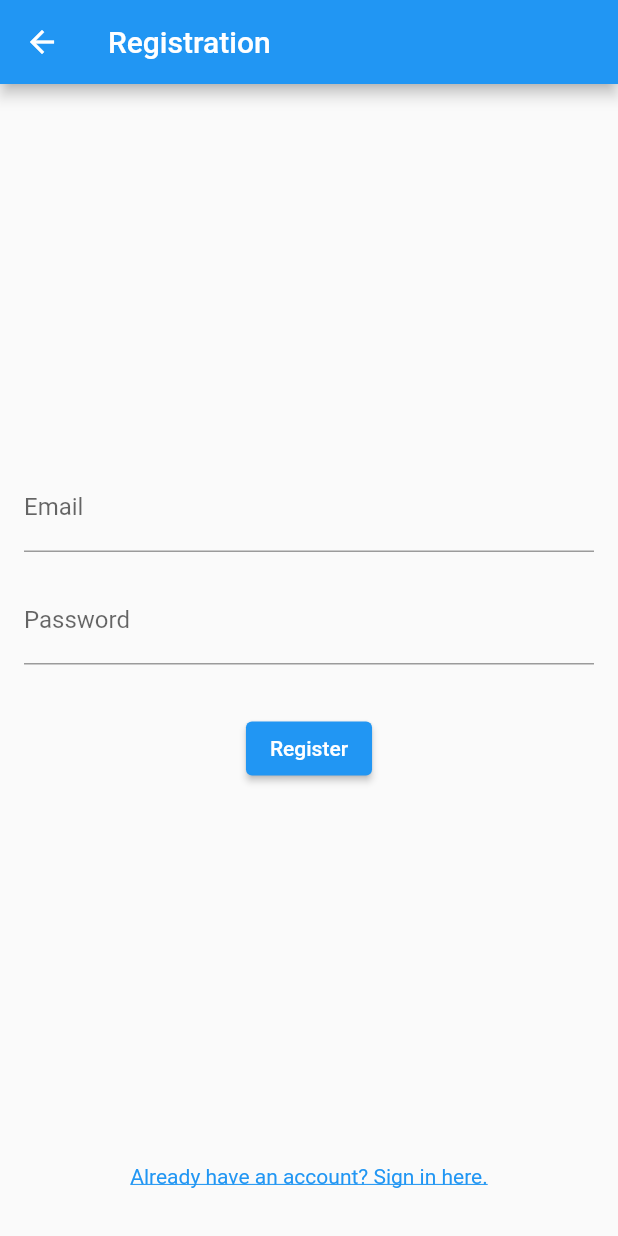
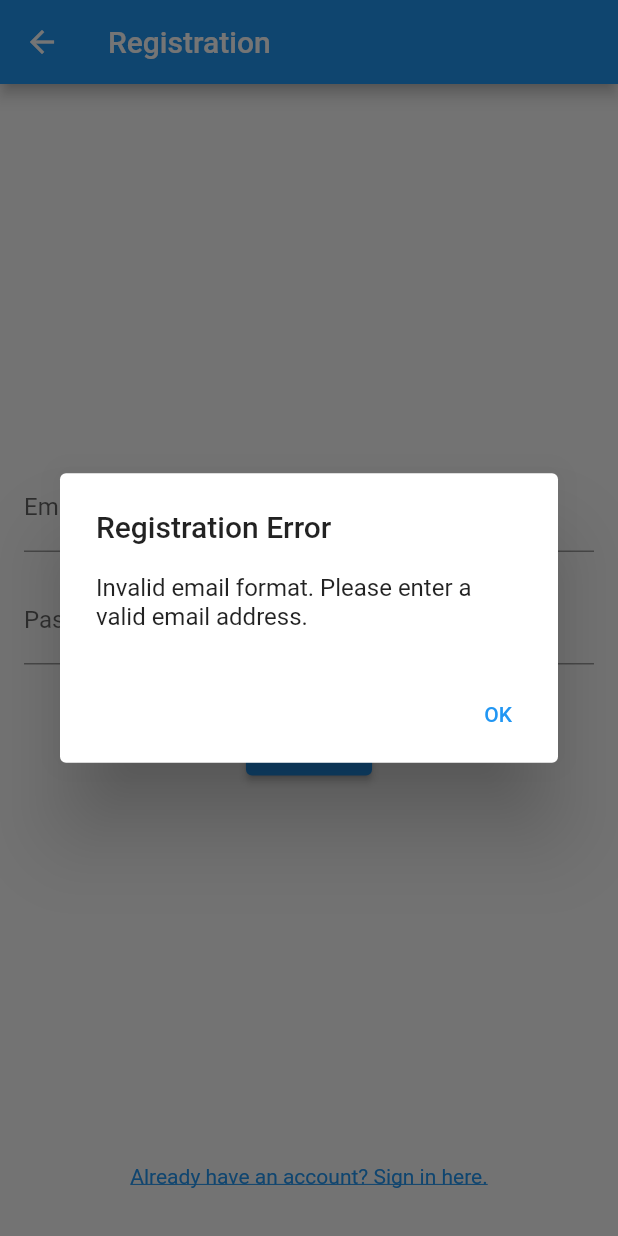
Before and after one commit to mykhailovidlyvanyi/justifier, a Flutter app: the RegistrationScreen screen opened by its route, after a tap on "Register", on a phone screen of 412 x 824 dp. Run offline on Flutter 3.47's test engine with Material 2 defaults, Android fonts, the phone set to English and light mode, and no system bars; our stand-ins replace cloud_firestore, firebase_auth, firebase_core, sqflite; accounts and stored records are empty.

Commit message:
registration errors handled: - weak password - invalid email - already registered user - empty email input field - .ru or .by domains

```diff
--- a/lib/screens/registration_screen.dart
+++ b/lib/screens/registration_screen.dart
@@ -1,6 +1,6 @@
 import 'package:flutter/material.dart';
 import 'package:firebase_auth/firebase_auth.dart';
-import 'package:cloud_firestore/cloud_firestore.dart'; // Додано імпорт для Firestore
+import 'package:cloud_firestore/cloud_firestore.dart';
 import 'package:path/path.dart';
 import 'package:sqflite/sqflite.dart';
 import 'package:firebase_core/firebase_core.dart';
@@ -41,8 +41,7 @@ class _RegistrationScreenState extends State<RegistrationScreen> {
         .doc(user.uid)
         .set({
       'email': user.email,
-      'userId': user.uid, // Додано поле "userId" зі значенням користувача
-      // Додайте інші дані про користувача, які вам потрібні
+      'userId': user.uid,
     })
         .then((value) {
       print('Запис про користувача створено успішно');
@@ -56,6 +55,16 @@ class _RegistrationScreenState extends State<RegistrationScreen> {
     String email = _emailController.text.trim();
     String password = _passwordController.text.trim();
 
+    if (!isEmailValid(email)) {
+      showErrorMessage(context, 'Registration Error', 'Invalid email format. Please enter a valid email address.');
+      return;
+    }
+
+    if (isRestrictedDomain(email)) {
+      showErrorMessage(context, 'Registration Error', 'Registration is not allowed for this domain.');
+      return;
+    }
+
     try {
       UserCredential userCredential = await _auth.createUserWithEmailAndPassword(
         email: email,
@@ -64,11 +73,40 @@ class _RegistrationScreenState extends State<RegistrationScreen> {
       User? user = userCredential.user;
       print('Успішна реєстрація. User ID: ${user?.uid}');
 
-      createUserDocument(user!); // Створення запису про користувача у Firestore
+      createUserDocument(user!);
 
       navigateToCurrencySelectionScreen(context);
     } catch (e) {
-      print('Помилка реєстрації: $e');
+      handleRegistrationError(context, e);
+    }
+  }
+
+  bool isEmailValid(String email) {
+    return RegExp(r'^[\w-]+(\.[\w-]+)*@([a-zA-Z0-9-]+\.)+[a-zA-Z]{2,}$').hasMatch(email);
+  }
+
+  bool isRestrictedDomain(String email) {
+    return email.endsWith('.ru') || email.endsWith('.by');
+  }
+
+  void handleRegistrationError(BuildContext context, dynamic error) {
+    if (error is FirebaseAuthException) {
+      if (error.code == 'email-already-in-use') {
+        print('Помилка реєстрації: Користувач з таким імейлом вже існує');
+        showErrorMessage(context, 'Registration Error', 'User with this email already exists.');
+      } else if (error.code == 'weak-password') {
+        print('Помилка реєстрації: Використаний непідходящий пароль');
+        showErrorMessage(context, 'Registration Error', 'Invalid password. Please choose a stronger password.');
+      } else if (error.code == 'invalid-email') {
+        print('Помилка реєстрації: Введений неправильний формат електронної пошти');
+        showErrorMessage(context, 'Registration Error', 'Invalid email format. Please enter a valid email address.');
+      } else {
+        print('Помилка реєстрації: $error');
+        showErrorMessage(context, 'Registration Error', 'An error occurred during registration.');
+      }
+    } else {
+      print('Помилка реєстрації: $error');
+      showErrorMessage(context, 'Registration Error', 'An error occurred during registration.');
     }
   }
 
@@ -89,6 +127,26 @@ class _RegistrationScreenState extends State<RegistrationScreen> {
           return child;
         },
       ),
+    );
+  }
+
+  void showErrorMessage(BuildContext context, String title, String message) {
+    showDialog(
+      context: context,
+      builder: (BuildContext context) {
+        return AlertDialog(
+          title: Text(title),
+          content: Text(message),
+          actions: <Widget>[
+            TextButton(
+              child: Text('OK'),
+              onPressed: () {
+                Navigator.of(context).pop();
+              },
+            ),
+          ],
+        );
+      },
     );
   }
 
```
